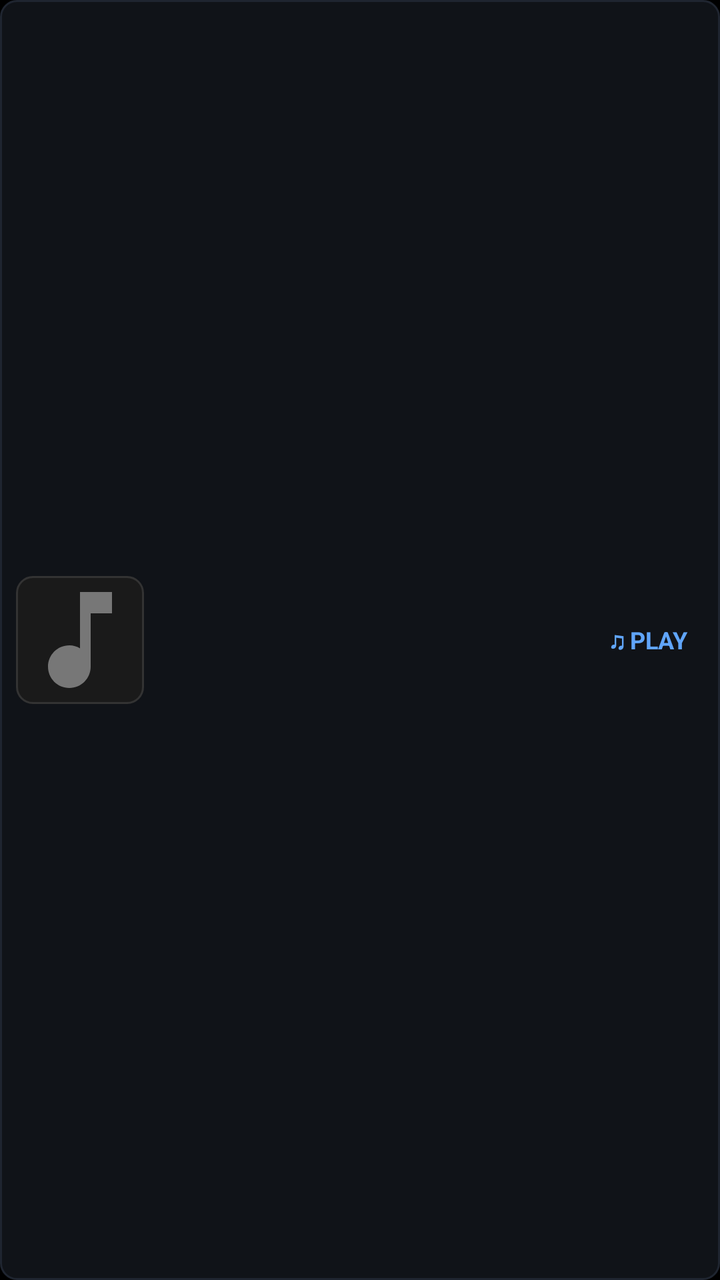
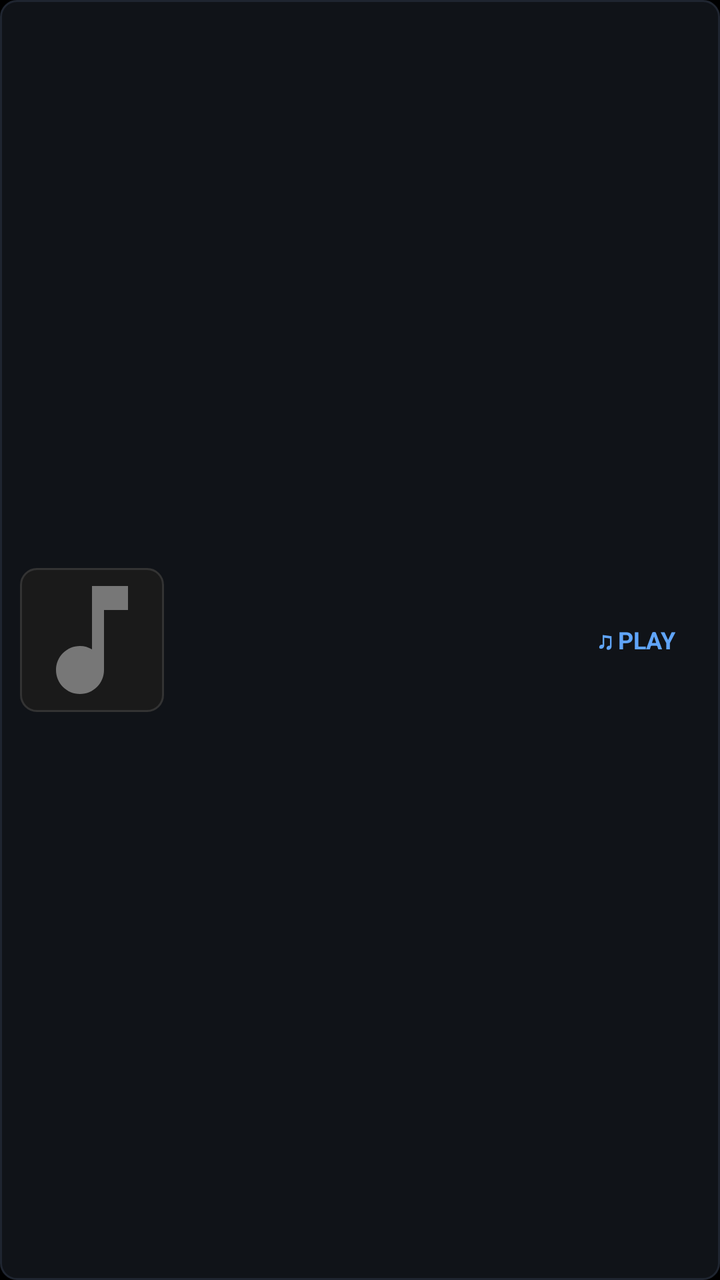

Before-and-after screenshots of an Android layout around one commit, followed by the original layout XML and the change that was made.
<!-- AndroidManifest.xml: application theme Theme.MyApplication -->
<!-- res/layout/item_audio_list.xml -->
<?xml version="1.0" encoding="utf-8"?>
<LinearLayout xmlns:android="http://schemas.android.com/apk/res/android"
    android:layout_width="match_parent"
    android:layout_height="wrap_content"
    android:layout_marginStart="16dp"
    android:layout_marginTop="4dp"
    android:layout_marginEnd="16dp"
    android:layout_marginBottom="4dp"
    android:background="@drawable/bg_card_tv_list"
    android:clickable="true"
    android:focusable="true"
    android:gravity="center_vertical"
    android:orientation="horizontal"
    android:padding="8dp">

    
    <ImageView
        android:id="@+id/iv_audio_thumb"
        android:layout_width="64dp"
        android:layout_height="64dp"
        android:background="@drawable/bg_album_art"
        android:contentDescription="@string/audio_item"
        android:scaleType="centerCrop"
        android:src="@drawable/ic_audio_placeholder" />

    
    <LinearLayout
        android:layout_width="0dp"
        android:layout_height="wrap_content"
        android:layout_marginStart="16dp"
        android:layout_weight="1"
        android:orientation="vertical">

        <TextView
            android:id="@+id/tv_audio_name"
            android:layout_width="match_parent"
            android:layout_height="wrap_content"
            android:ellipsize="end"
            android:maxLines="1"
            android:textColor="@color/white"
            android:textSize="15sp"
            android:textStyle="bold" />

        <TextView
            android:id="@+id/tv_audio_size"
            android:layout_width="wrap_content"
            android:layout_height="wrap_content"
            android:layout_marginTop="4dp"
            android:textColor="@color/text_secondary"
            android:textSize="12sp" />

    </LinearLayout>

    <TextView
        android:layout_width="wrap_content"
        android:layout_height="wrap_content"
        android:layout_marginEnd="8dp"
        android:text="♫ PLAY"
        android:textColor="@color/tv_accent_glow"
        android:textSize="12sp"
        android:textStyle="bold" />

</LinearLayout>
<!-- resources referenced by this layout -->
<resources>
  <color name="text_secondary">#AAAAAA</color>
  <color name="tv_accent_glow">#60A5FA</color>
  <color name="white">#FFFFFF</color>
  <!-- drawable bg_album_art (drawable) -->
  <?xml version="1.0" encoding="utf-8"?>
  <shape xmlns:android="http://schemas.android.com/apk/res/android"
      android:shape="rectangle">
      <solid android:color="#1A1A1A" />
      <stroke
          android:width="1dp"
          android:color="#333333" />
      <corners android:radius="8dp" />
  </shape>
  <!-- drawable bg_card_tv_list (drawable) -->
  <?xml version="1.0" encoding="utf-8"?>
  <selector xmlns:android="http://schemas.android.com/apk/res/android">
      <item android:state_focused="true">
          <shape android:shape="rectangle">
              <solid android:color="#FF1E2633" />
              <stroke android:width="2dp" android:color="#FFFFFF" />
              <corners android:radius="8dp" />
          </shape>
      </item>
      <item android:state_pressed="true">
          <shape android:shape="rectangle">
              <solid android:color="#FF1E2633" />
              <stroke android:width="2dp" android:color="#60A5FA" />
              <corners android:radius="8dp" />
          </shape>
      </item>
      <item>
          <shape android:shape="rectangle">
              <solid android:color="#FF101318" />
              <stroke android:width="1dp" android:color="#1F2530" />
              <corners android:radius="8dp" />
          </shape>
      </item>
  </selector>
  <!-- drawable ic_audio_placeholder (drawable) -->
  <?xml version="1.0" encoding="utf-8"?>
  <vector xmlns:android="http://schemas.android.com/apk/res/android"
      android:width="48dp"
      android:height="48dp"
      android:viewportWidth="24"
      android:viewportHeight="24">
      <path
          android:fillColor="#777777"
          android:pathData="M12,3v10.55c-0.59,-0.34 -1.27,-0.55 -2,-0.55 -2.21,0 -4,1.79 -4,4s1.79,4 4,4 4,-1.79 4,-4V7h4V3h-6z" />
  </vector>
  <string name="audio_item">Audio</string>
  <style name="Theme.MyApplication" parent="Theme.AppCompat.NoActionBar">
          <item name="android:windowBackground">@color/black</item>
          <item name="android:colorBackground">@color/black</item>
          <item name="android:textColorPrimary">@color/white</item>
          <item name="android:textColorSecondary">@color/text_secondary</item>
          <item name="android:windowFullscreen">true</item>
          <item name="android:windowContentOverlay">@null</item>
      </style>
  <color name="black">#000000</color>
</resources>

<!-- the commit's change to res/layout/item_audio_list.xml (unified diff, before → after) -->
@@ -2,26 +2,32 @@
 <LinearLayout xmlns:android="http://schemas.android.com/apk/res/android"
     android:layout_width="match_parent"
     android:layout_height="wrap_content"
-    android:layout_marginStart="16dp"
+    android:layout_marginStart="24dp"
     android:layout_marginTop="4dp"
-    android:layout_marginEnd="16dp"
+    android:layout_marginEnd="24dp"
     android:layout_marginBottom="4dp"
     android:background="@drawable/bg_card_tv_list"
     android:clickable="true"
     android:focusable="true"
     android:gravity="center_vertical"
     android:orientation="horizontal"
-    android:padding="8dp">
+    android:padding="10dp">
 
     
-    <ImageView
-        android:id="@+id/iv_audio_thumb"
-        android:layout_width="64dp"
-        android:layout_height="64dp"
-        android:background="@drawable/bg_album_art"
-        android:contentDescription="@string/audio_item"
-        android:scaleType="centerCrop"
-        android:src="@drawable/ic_audio_placeholder" />
+    <FrameLayout
+        android:layout_width="72dp"
+        android:layout_height="72dp"
+        android:background="@drawable/bg_album_art">
+
+        <ImageView
+            android:id="@+id/iv_audio_thumb"
+            android:layout_width="match_parent"
+            android:layout_height="match_parent"
+            android:contentDescription="@string/audio_item"
+            android:scaleType="centerCrop"
+            android:src="@drawable/ic_audio_placeholder" />
+
+    </FrameLayout>
 
     
     <LinearLayout
@@ -45,7 +51,7 @@
             android:id="@+id/tv_audio_size"
             android:layout_width="wrap_content"
             android:layout_height="wrap_content"
-            android:layout_marginTop="4dp"
+            android:layout_marginTop="6dp"
             android:textColor="@color/text_secondary"
             android:textSize="12sp" />
 
@@ -54,7 +60,7 @@
     <TextView
         android:layout_width="wrap_content"
         android:layout_height="wrap_content"
-        android:layout_marginEnd="8dp"
+        android:layout_marginEnd="12dp"
         android:text="♫ PLAY"
         android:textColor="@color/tv_accent_glow"
         android:textSize="12sp"
